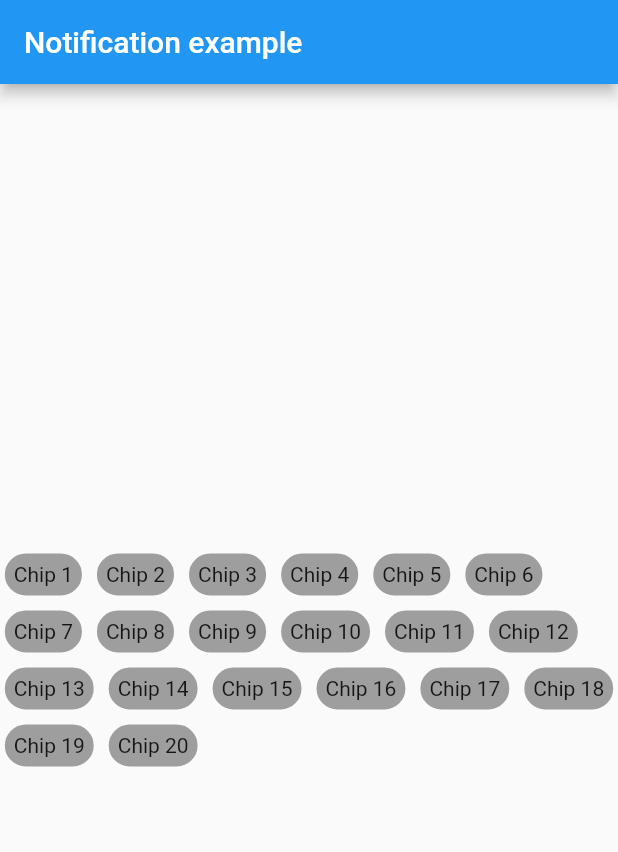
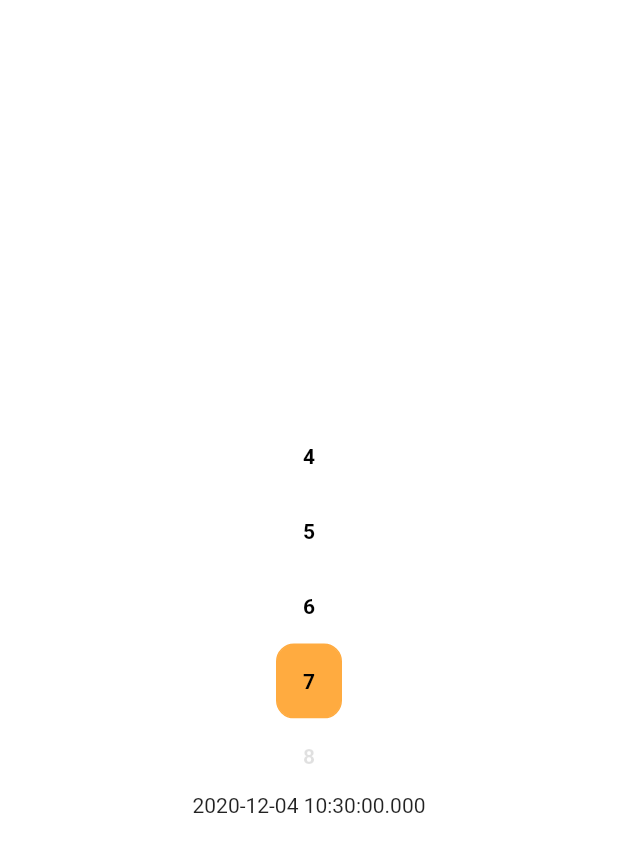
Before and after one commit to lovung/FlutterWidgetsLearning, a Flutter app: the screen it shows after launch, on a phone screen of 412 x 824 dp. Shown: the top 852 px of the screen. Run offline on Flutter 3.47's test engine with Material 2 defaults, Android fonts, the phone set to English and light mode, and no system bars; our stand-ins replace hooks_riverpod, overlay_support.

Commit message:
Add calendar: Day widget

```diff
--- /dev/null
+++ b/lib/calendar/calendar.dart
@@ -0,0 +1,57 @@
+import 'package:flutter/material.dart';
+import 'package:flutter_widgets_learning/calendar/day_widget.dart';
+
+class Calendar extends StatefulWidget {
+  @override
+  _CalendarState createState() => _CalendarState();
+}
+
+class _CalendarState extends State<Calendar> {
+  DateTime pickedDate = DateTime.now();
+  DateTime isPicked = DateTime.now();
+
+  void onPickedCallback(DateTime b) {
+    setState(() {
+      isPicked = b;
+    });
+  }
+
+  @override
+  Widget build(BuildContext context) {
+    return SafeArea(
+      child: Scaffold(
+        backgroundColor: Colors.white,
+        body: Center(
+          child: Column(
+            mainAxisSize: MainAxisSize.min,
+            children: [
+              DayWidget(
+                date: DateTime.now(),
+                onPicked: onPickedCallback,
+              ),
+              DayWidget(
+                date: DateTime.now().add(Duration(days: 1)),
+                onPicked: onPickedCallback,
+              ),
+              DayWidget(
+                date: DateTime.now().add(Duration(days: 2)),
+                onPicked: onPickedCallback,
+              ),
+              DayWidget(
+                date: DateTime.now().add(Duration(days: 3)),
+                onPicked: onPickedCallback,
+                isPicked: true,
+              ),
+              DayWidget(
+                date: DateTime.now().add(Duration(days: 4)),
+                onPicked: onPickedCallback,
+                isEnabled: false,
+              ),
+              Text("$isPicked"),
+            ],
+          ),
+        ),
+      ),
+    );
+  }
+}
--- /dev/null
+++ b/lib/calendar/day_widget.dart
@@ -0,0 +1,70 @@
+import 'package:flutter/material.dart';
+
+class DayWidget extends StatefulWidget {
+  final DateTime date;
+  final bool isEnabled;
+  final bool isPicked;
+  final ValueChanged<DateTime> onPicked;
+
+  DayWidget({
+    required this.date,
+    this.isEnabled = true,
+    this.isPicked = false,
+    required this.onPicked,
+  }) : assert(isEnabled || !isPicked);
+
+  @override
+  _DayWidgetState createState() => _DayWidgetState();
+}
+
+class _DayWidgetState extends State<DayWidget> {
+  bool isPicked = false;
+  final activeColor = Colors.orangeAccent;
+
+  @override
+  void initState() {
+    isPicked = widget.isPicked;
+    super.initState();
+  }
+
+  @override
+  Widget build(BuildContext context) {
+    return SizedBox(
+      height: 50,
+      width: 44,
+      child: Container(
+        padding: EdgeInsets.all(5),
+        decoration: BoxDecoration(
+          color: widget.isEnabled && isPicked ? activeColor : Colors.white,
+          border: Border.all(
+            color: widget.isEnabled && isPicked ? activeColor : Colors.white,
+          ),
+          borderRadius: BorderRadius.all(Radius.circular(12)),
+        ),
+        child: InkWell(
+          onTap: () {
+            if (!widget.isEnabled) {
+              return;
+            }
+            setState(() {
+              isPicked = !isPicked;
+            });
+            if (isPicked) {
+              widget.onPicked(widget.date);
+            }
+          },
+          child: Center(
+            child: Text(
+              "${widget.date.day}",
+              style: TextStyle(
+                color: widget.isEnabled ? Colors.black : Colors.black12,
+                fontWeight: FontWeight.w700,
+                fontSize: 14,
+              ),
+            ),
+          ),
+        ),
+      ),
+    );
+  }
+}
--- a/lib/main.dart
+++ b/lib/main.dart
@@ -1,6 +1,7 @@
 import 'package:flutter/material.dart';
+import 'package:flutter_widgets_learning/calendar/calendar.dart';
+import 'package:flutter_widgets_learning/page_view/page_view.dart';
 // import 'package:flutter_riverpod/flutter_riverpod.dart';
-import 'package:flutter_widgets_learning/wrap/wrap.dart';
 // import 'package:overlay_support/overlay_support.dart';
 
 // A Counter example implemented with riverpod
@@ -26,6 +27,6 @@ class MyApp extends StatelessWidget {
 class Home extends StatelessWidget {
   @override
   Widget build(BuildContext context) {
-    return WrapExample2();
+    return Calendar();
   }
 }
--- a/lib/wrap/chip_collection.dart
+++ b/lib/wrap/chip_collection.dart
@@ -18,7 +18,6 @@ class _ChipCollectionState extends State<ChipCollection> {
 
   @override
   void initState() {
-    // TODO: implement initState
     super.initState();
     currentList = widget.initialValue;
   }
@@ -58,11 +57,11 @@ class ChipInfo extends Object {
 
 class ChipWidget extends StatefulWidget {
   final ChipInfo chip;
-  final void Function(ChipInfo)? onPress;
+  final void Function(ChipInfo) onPress;
 
   ChipWidget(
     this.chip, {
-    this.onPress,
+    required this.onPress,
   });
 
   @override
@@ -79,7 +78,7 @@ class _ChipWidgetState extends State<ChipWidget> {
           widget.chip.isChecked = !widget.chip.isChecked;
         });
         if (widget.onPress != null) {
-          widget.onPress!(widget.chip);
+          widget.onPress(widget.chip);
         }
       },
       child: Container(
```
Also changed, not shown: lib/page_view/page_view.dart (added, +50 -0 lines), pubspec.lock.
